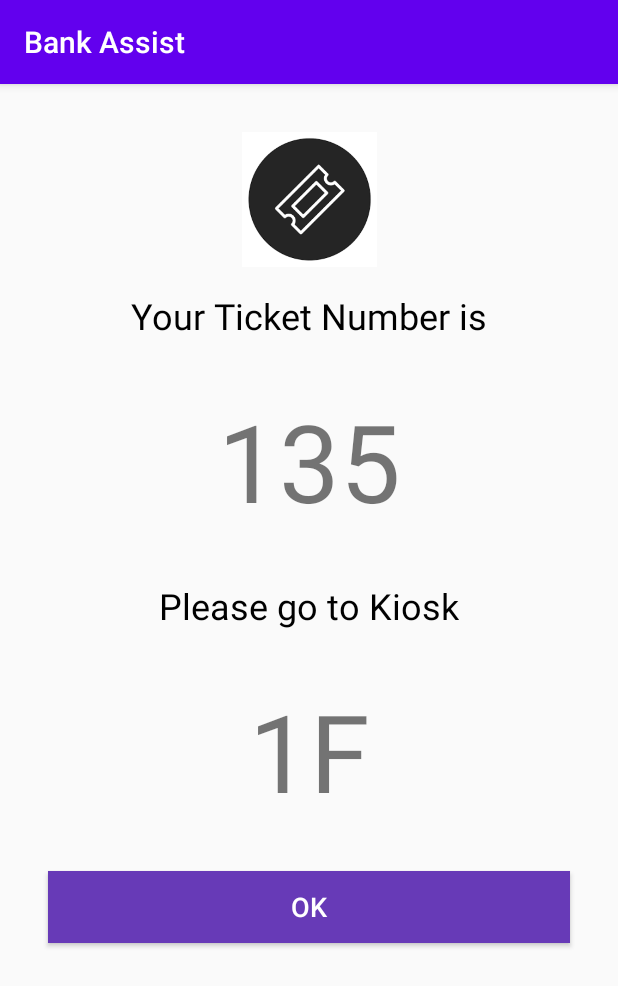
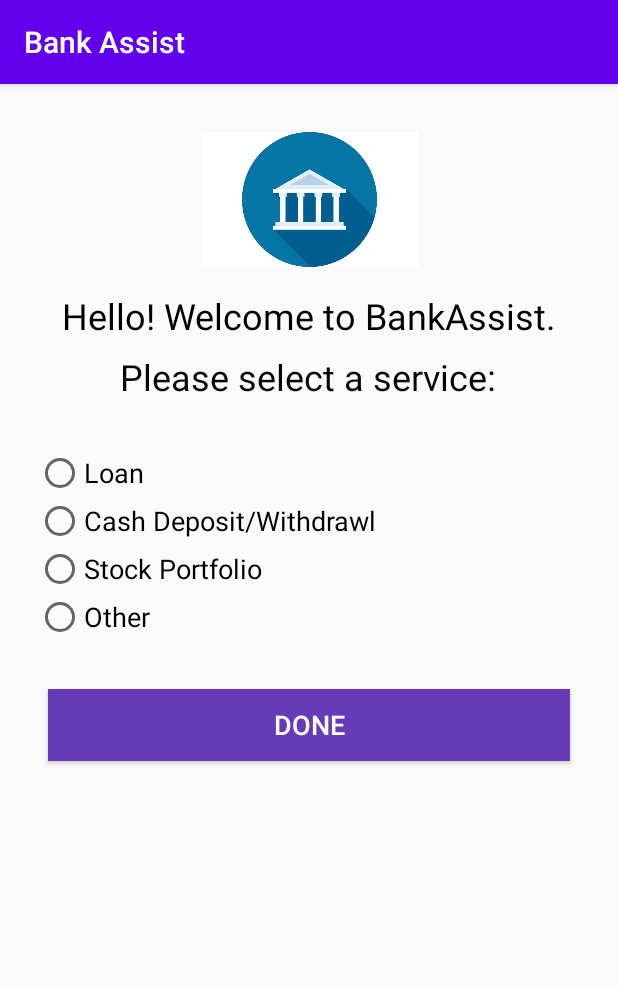
Before and after one commit to rishabh-khurana/ioT-BankingApp, an Android app: the SelectService screen opened directly, with no data from a screen before it, after a tap on "DONE", on a phone screen of 412 x 824 dp. Shown: the top 986 px of the screen. Run offline under Robolectric (Android 15) with nearby library versions, the phone set to English and light mode, and no system bars; our stand-ins replace Volley; network calls fail; 1 statement that could not run was skipped.

Commit message:
main and select input integration complete

```diff
--- a/app/src/main/java/com/example/bankassist/MainActivity.kt
+++ b/app/src/main/java/com/example/bankassist/MainActivity.kt
@@ -26,7 +26,7 @@ class MainActivity : AppCompatActivity() {
             val IDVal=customerIDInput.text.toString()
             val passwordVal=passwordInput.text.toString()
             // check if customer ID exists in database and then password
-            isCustomerAuthenticated(IDVal,passwordVal)
+            // isCustomerAuthenticated(IDVal,passwordVal)
             // TODO:Remove temp line for testing only
             switchToSelectService(IDVal)
         }
--- a/app/src/main/java/com/example/bankassist/SelectService.kt
+++ b/app/src/main/java/com/example/bankassist/SelectService.kt
@@ -2,8 +2,16 @@ package com.example.bankassist
 import android.bluetooth.BluetoothAdapter
 import android.content.Intent
 import android.os.Bundle
+import android.util.Log
+import android.widget.RadioButton
+import android.widget.RadioGroup
 import androidx.appcompat.app.AppCompatActivity
+import com.android.volley.Request
+import com.android.volley.Response
+import com.android.volley.toolbox.StringRequest
+import com.android.volley.toolbox.Volley
 import kotlinx.android.synthetic.main.activity_select_service.*
+import org.json.JSONObject
 
 
 class SelectService : AppCompatActivity() {
@@ -12,6 +20,9 @@ class SelectService : AppCompatActivity() {
     override fun onCreate(savedInstanceState: Bundle?) {
         super.onCreate(savedInstanceState)
         setContentView(R.layout.activity_select_service)
+
+        val SERVICE_GROUP = findViewById<RadioGroup>(R.id.serviceGroup)
+
         // get data from main
         val i:Intent = getIntent()
         val CUSTOMER_ID:String = i.getStringExtra("customer_ID")
@@ -26,16 +37,31 @@ class SelectService : AppCompatActivity() {
             // Send signals to beacon
 
             // Once Signal is recieved make an API call
-            // Move to diplay details page
 
-                SwitchToDisplayDetails()
+            // get service selected by user
+            // TODO:replace invalid radio options with valid ones
+            // get selected radio button from radioGroup
+            val selectedId:Int = SERVICE_GROUP.checkedRadioButtonId
+
+            // find the radiobutton by returned id
+            val radioButton = findViewById<RadioButton>(selectedId)
+
+            // get user selection
+            val SERVICE_INPUT:String = radioButton.text.toString()
+
+
+            // get ticket details
+            getTicketNumber(CUSTOMER_ID,SERVICE_INPUT)
 
         }
 
     }
 
-    fun SwitchToDisplayDetails(){
+    fun SwitchToDisplayDetails(cust_ID:String,ticketNumber:String,queueNumber:String){
         val selectDisplayDetails = Intent(this , DisplayDetails::class.java)
+        selectDisplayDetails.putExtra("customerID",cust_ID)
+        selectDisplayDetails.putExtra("ticketNumber",ticketNumber)
+        selectDisplayDetails.putExtra("queueNumber",queueNumber)
         startActivity(selectDisplayDetails)
     }
 
@@ -44,4 +70,31 @@ class SelectService : AppCompatActivity() {
         startActivityForResult(selectBluetooth,REQUEST_CODE_ENABLE_BLUETOOTH)
     }
 
+    fun getTicketNumber(customer_id:String,service:String){
+        val queue = Volley.newRequestQueue(this)
+        // api call details
+        val API_URL="http://34.87.233.248:5000/queue?queue_data={\"customer_id\": \"${customer_id}\", \"service\": \"${service}\"}"
+        val request = StringRequest(
+            Request.Method.POST, API_URL,
+            Response.Listener { response:String ->
+                // set values for next activity
+
+                val cust_ID:String = customer_id
+                val ticketNumber:String = "135"
+                val queueNumber:String ="1F"
+
+                // TODO:Navigate to the Services page if Authenticated
+                // Move to next page if response is correct
+
+                Log.d("Hello","1 is executed ${response}")
+
+                // Move to diplay details page
+                SwitchToDisplayDetails(cust_ID,ticketNumber,queueNumber)
+            },
+            Response.ErrorListener { error ->
+                Log.d("Hello","That didn't work! ${error}")
+            })
+        queue.add(request)
+    }
+
 }
--- a/app/src/main/res/layout/activity_select_service.xml
+++ b/app/src/main/res/layout/activity_select_service.xml
@@ -32,7 +32,7 @@
         app:layout_constraintTop_toBottomOf="@+id/textView2" />
 
     <RadioGroup
-        android:id="@+id/radioGroup"
+        android:id="@+id/serviceGroup"
         android:layout_width="0dp"
         android:layout_height="wrap_content"
         android:layout_marginStart="24dp"
@@ -88,7 +88,7 @@
         android:textSize="18sp"
         app:layout_constraintEnd_toEndOf="parent"
         app:layout_constraintStart_toStartOf="parent"
-        app:layout_constraintTop_toBottomOf="@+id/radioGroup" />
+        app:layout_constraintTop_toBottomOf="@+id/serviceGroup" />
 
     <ImageView
         android:id="@+id/imageView"
```
